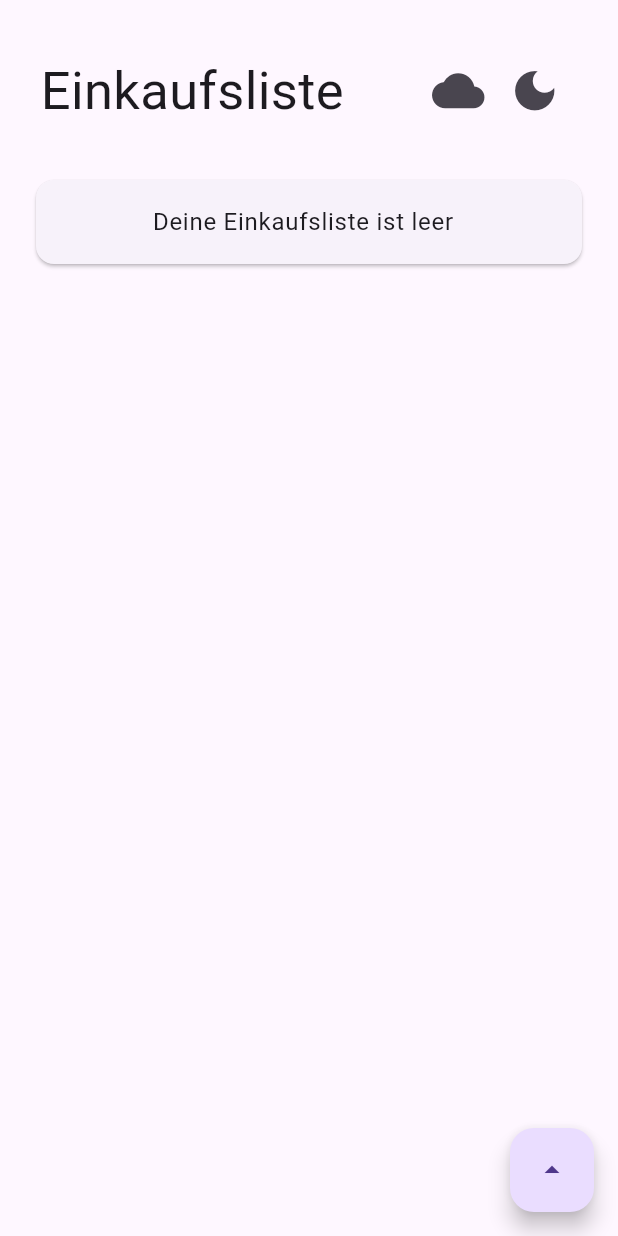
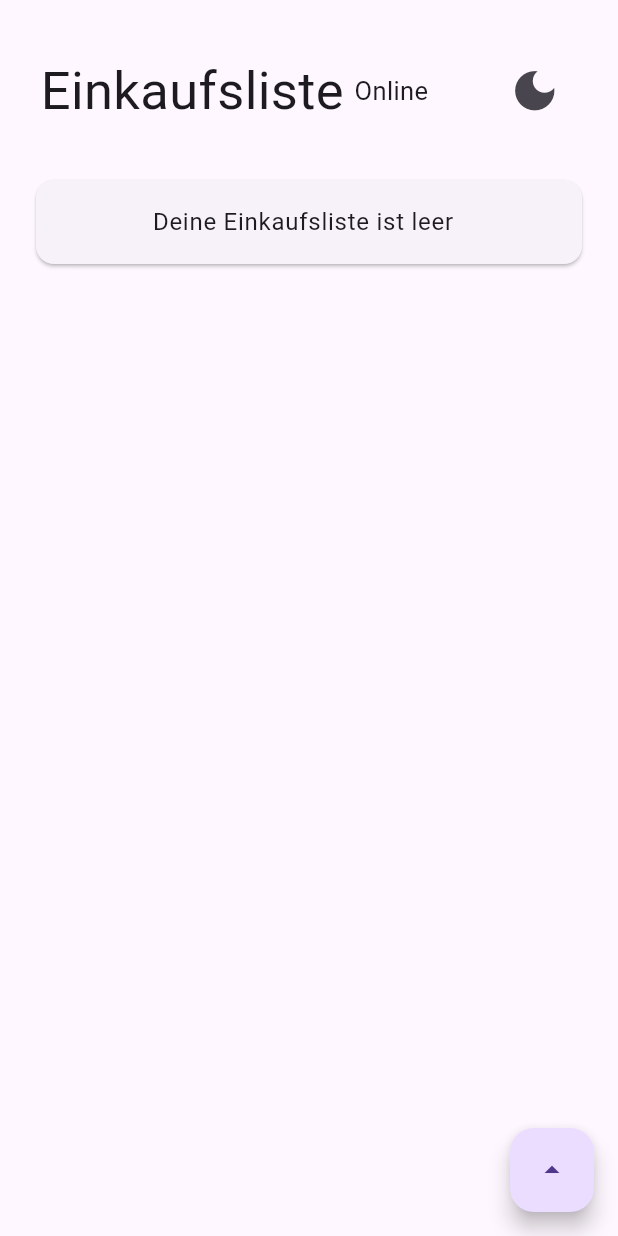
Before and after one commit to OptixWolf/einkaufsliste, a Flutter app: the screen it shows after launch, on a phone screen of 412 x 824 dp. Run offline on Flutter 3.47's test engine with Material 3 defaults, Android fonts, the light colour scheme and no system bars; our stand-ins replace flutter_slidable, shared_preferences, speech_to_text; missing offline and left inert: mysql_client.

Commit message:
Version 2.1.0 + Online List Cache + Fixed switch to Online Mode

```diff
--- a/lib/database.dart
+++ b/lib/database.dart
@@ -1,5 +1,4 @@
 import 'package:mysql_client/mysql_client.dart';
-import 'package:http/http.dart' as http;
 import 'keys.dart';
 
 class DatabaseService {
--- a/lib/main.dart
+++ b/lib/main.dart
@@ -93,6 +93,8 @@ class _HomePageState extends State<HomePage> {
   List<Map<String, dynamic>> items_online = [];
   bool isExpanded = false;
   bool onlineMode = false;
+  List<String> onlineCacheList = [];
+  bool isLoading = true;
 
   @override
   void initState() {
@@ -101,6 +103,10 @@ class _HomePageState extends State<HomePage> {
 
     Preferences.getPref('online_mode').then((value) {
       onlineMode = value;
+    });
+
+    Preferences.getPrefStringList('ocl').then((value) {
+      onlineCacheList = value;
     });
   }
 
@@ -201,11 +207,39 @@ class _HomePageState extends State<HomePage> {
               builder:(context, snapshot) {
 
               if (!snapshot.hasData) {
+
+                Future.delayed(Duration(seconds: 3), () {
+                  setState(() {
+                    isLoading = false;
+                  });
+                });
+
                 return Center(
-                    child: CircularProgressIndicator(),
-                  );
+                  child: Column(
+                      mainAxisAlignment: MainAxisAlignment.center,
+                      children: [
+                          CircularProgressIndicator(),
+
+                          isLoading ? Container() : Column(children: [
+                            Text('Kein Internet?\nLade die Cache oder wechsel in den Offline Modus!'),
+                          SizedBox(height: 15),
+                          Visibility(
+                            visible: onlineCacheList.isNotEmpty,
+                            child: TextButton(onPressed: () {
+                              Navigator.push(context, MaterialPageRoute(builder: (context) => CachedList(cachedOnlineList: onlineCacheList)));
+                            }, child: Text('Letzten Online Stand abrufen')),
+                          ),
+                          Visibility(
+                            visible: onlineCacheList.isEmpty,
+                            child: Text('Es wurde kein Cache gefunden'),
+                          )
+                          ]),
+                        ],
+                    ),
+                );
               }
 
+              isLoading = true;
               items_online = snapshot.data!;
 
               return Padding(
@@ -216,13 +250,11 @@ class _HomePageState extends State<HomePage> {
                 Row(children: [
                   SizedBox(width: 7),
                   Text('Einkaufsliste', style: TextStyle(fontSize: 35)),
+                  SizedBox(
+                    width: 7,
+                  ),
+                  Text('Online', style: TextStyle(fontSize: 17)),
                   Spacer(),
-                  IconButton(icon: Icon(Icons.cloud), iconSize: 35, onPressed: () {
-                    setState(() {
-                      onlineMode = !onlineMode;
-                      Preferences.setPref('online_mode', onlineMode);
-                    });
-                  }),
                   ThemedIconButton(),
                   SizedBox(
                     width: 10,
@@ -251,6 +283,19 @@ class _HomePageState extends State<HomePage> {
                         ),
                       );
                     } else {
+
+                      List<String> newOnlineCacheList = [];
+
+                      for(int i = 0; i < items_online.length; i++)
+                      {
+                        newOnlineCacheList.add(items_online.elementAt(i)['item']);
+                      }
+
+                      if(onlineCacheList != newOnlineCacheList)
+                      {
+                        Preferences.setPrefStringList('ocl', newOnlineCacheList);
+                      }
+
                       return Expanded(
                         child: ListView.builder(
                           itemCount: items_online.length,
@@ -340,13 +385,11 @@ class _HomePageState extends State<HomePage> {
                 Row(children: [
                   SizedBox(width: 7),
                   Text('Einkaufsliste', style: TextStyle(fontSize: 35)),
+                  SizedBox(
+                    width: 7,
+                  ),
+                  Text('Offline', style: TextStyle(fontSize: 17)),
                   Spacer(),
-                  IconButton(icon: Icon(Icons.cloud_off), iconSize: 35, onPressed: () {
-                    setState(() {
-                      onlineMode = !onlineMode;
-                      Preferences.setPref('online_mode', onlineMode);
-                    });
-                  }),
                   ThemedIconButton(),
                   SizedBox(
                     width: 10,
@@ -540,6 +583,19 @@ class _HomePageState extends State<HomePage> {
                 FloatingActionButton(
                   onPressed: () {
                     setState(() {
+                      onlineMode = !onlineMode;
+                      Preferences.setPref('online_mode', onlineMode);
+                    });
+                  },
+                  heroTag: null,
+                  child: onlineMode == true ? Icon(Icons.cloud) : Icon(Icons.cloud_off),
+                ),
+                SizedBox(
+                  height: 10,
+                ),
+                FloatingActionButton(
+                  onPressed: () {
+                    setState(() {
                       isExpanded = !isExpanded;
                     });
                   },
@@ -697,6 +753,51 @@ class _HomePageState extends State<HomePage> {
   }
 }
 
+class CachedList extends StatelessWidget {
+  final List<String> cachedOnlineList;
+
+  const CachedList({super.key, required this.cachedOnlineList});
+
+  @override
+  Widget build(BuildContext context) {
+    return Scaffold(
+      body: Padding(
+              padding: const EdgeInsets.all(20.0),
+              child: Column(
+                crossAxisAlignment: CrossAxisAlignment.start,
+                children: [
+                  Row(children: [
+                    IconButton(onPressed: () {
+                      Navigator.pop(context);
+                    }, icon: Icon(Icons.arrow_back)),
+                    SizedBox(width: 12),
+                    Text('Einkaufsliste', style: TextStyle(fontSize: 35)),
+                    SizedBox(
+                      width: 7,
+                    ),
+                    Text('Cache', style: TextStyle(fontSize: 17)),
+                    Spacer(),
+                    ThemedIconButton(),
+                    SizedBox(
+                      width: 10,
+                    )
+                  ]),
+                  SizedBox(height: 30),
+                  Expanded(
+                    child: ListView.builder(
+                      itemCount: cachedOnlineList.length,
+                      itemBuilder: (context, index) {
+                        return Card(child: ListTile(
+                          title: Text(cachedOnlineList.elementAt(index))));
+                      }
+                  )
+              )],
+              ),
+            ),
+    );
+  }
+}
+
 void _showListeningDialog(BuildContext context) {
   dialogOpen = true;
   showDialog(
--- a/pubspec.yaml
+++ b/pubspec.yaml
@@ -3,7 +3,7 @@ description: Eine App, die dir beim einkaufen hilft.
 
 publish_to: 'none' # Remove this line if you wish to publish to pub.dev
 
-version: 2.0.0
+version: 2.1.0
 
 environment:
   sdk: ^3.1.1
```
